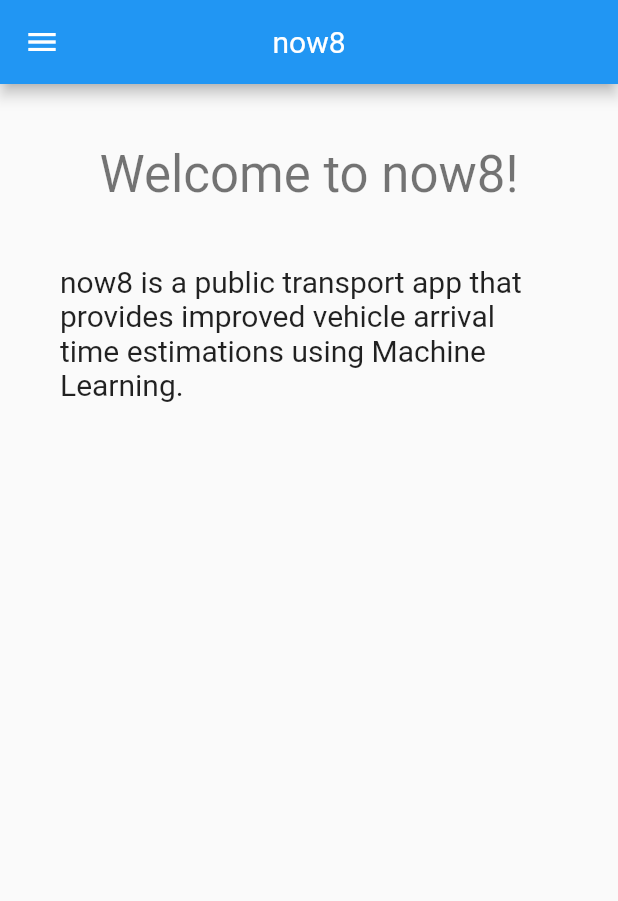
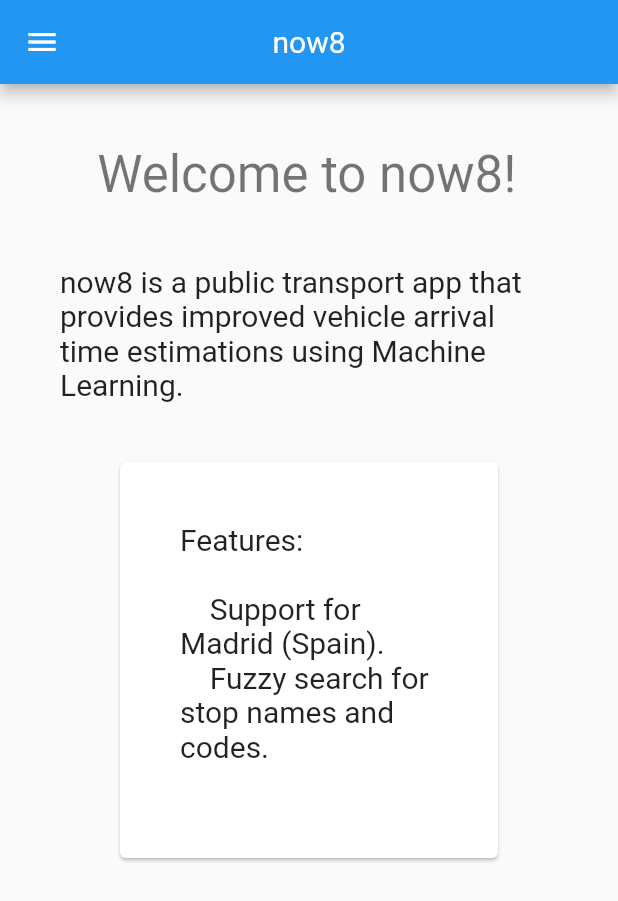
Before and after one commit to now8-org/app, a Flutter app: the screen it shows after launch, on a phone screen of 412 x 824 dp. Shown: the top 901 px of the screen. Run offline on Flutter 3.47's test engine with Material 2 defaults, Android fonts, the light colour scheme and no system bars; our stand-ins replace dropdown_search, flutter_cache_manager, recase; missing offline and left inert: fuzzy.

Commit message:
feat: add description and keywords

```diff
--- a/lib/screens/welcome.dart
+++ b/lib/screens/welcome.dart
@@ -9,17 +9,28 @@ class WelcomeScreenBody extends StatelessWidget {
     return Container(
         padding: const EdgeInsets.all(40.0),
         child: ListView(children: [
-          Text("Welcome to now8!",
+          SelectableText("Welcome to now8!",
               style: Theme.of(context).textTheme.headline4!,
               textAlign: TextAlign.center),
           Container(
               margin: const EdgeInsets.only(top: 40),
-              child: Text(
+              child: SelectableText(
                 "now8 is a public transport app that provides "
                 "improved vehicle arrival time estimations "
                 "using Machine Learning.",
                 style: Theme.of(context).textTheme.headline6!,
-              ))
+              )),
+          Card(
+              margin: const EdgeInsets.all(40.0),
+              child: Padding(
+                  padding: const EdgeInsets.all(40.0),
+                  child: SelectableText(
+                    "Features: \n"
+                    "\n"
+                    "    Support for Madrid (Spain).\n"
+                    "    Fuzzy search for stop names and codes.\n",
+                    style: Theme.of(context).textTheme.headline6!,
+                  ))),
         ]));
   }
 }
```
Also changed, not shown: 2 other files.
